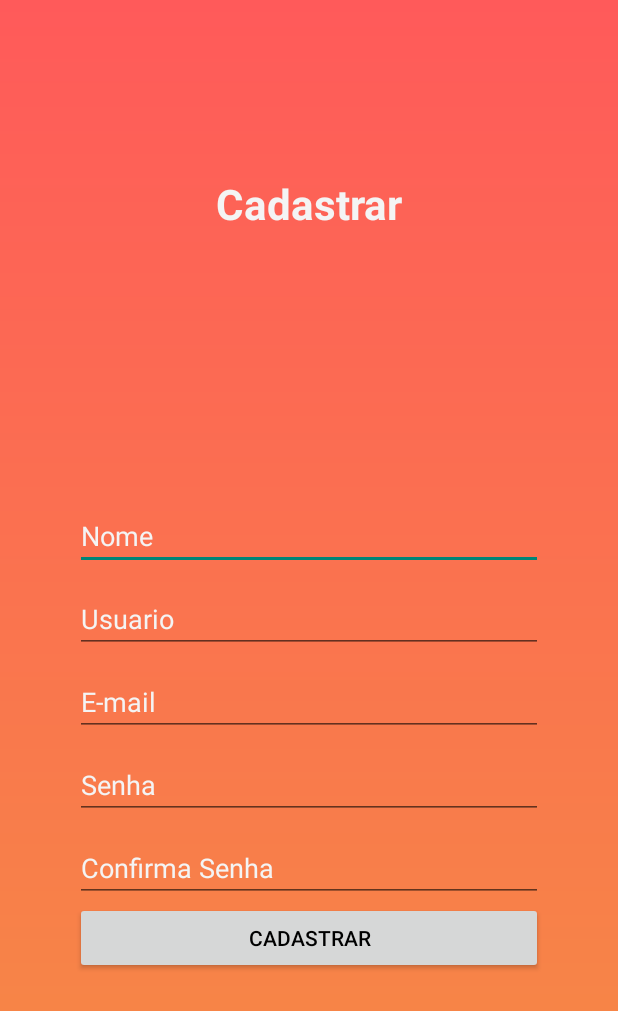
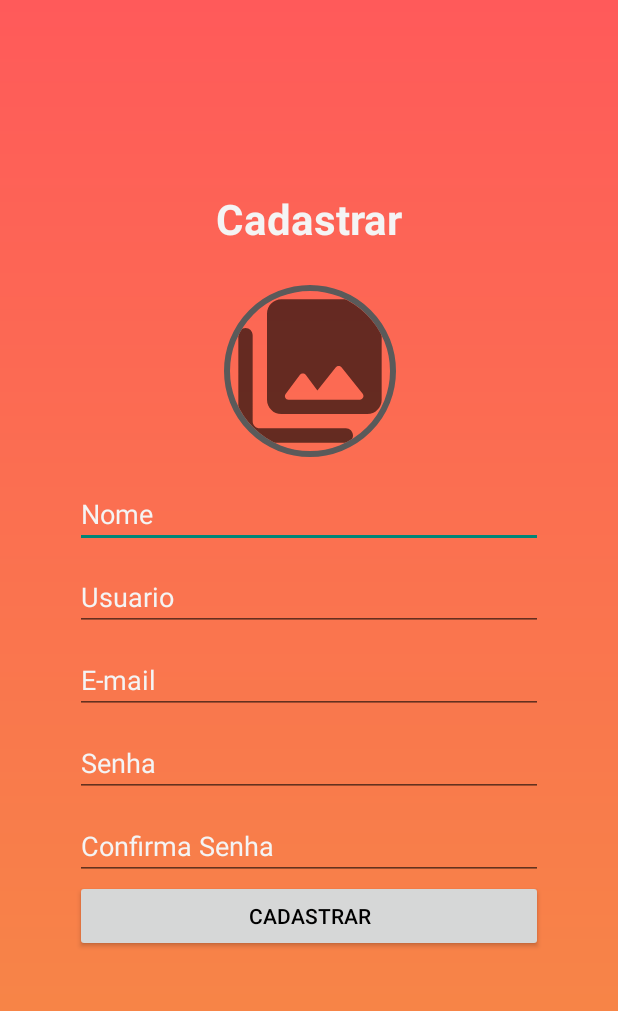
Before and after one commit to victorborges97/moviequiz-kotlin-android, an Android app: the RegisterActivity screen opened directly, with no data from a screen before it, on a phone screen of 412 x 824 dp. Shown: the top 1011 px of the screen. Run offline under Robolectric (Android 15) with nearby library versions, the phone set to English and light mode, and no system bars; our stand-ins replace CircleImageView, Firebase (no records; nobody signed in at launch, a user with empty details on screens opened directly); pictures from the network do not load; Roboto replaces fonts that are not available here.

```diff
--- a/app/build.gradle
+++ b/app/build.gradle
@@ -54,4 +54,5 @@ dependencies {
     androidTestImplementation 'androidx.test.espresso:espresso-core:3.4.0'
 
     implementation 'com.squareup.picasso:picasso:2.71828'
+    implementation 'de.hdodenhof:circleimageview:3.1.0'
 }
--- /dev/null
+++ b/app/src/main/res/drawable/ic_galery.xml
@@ -0,0 +1,10 @@
+<vector xmlns:android="http://schemas.android.com/apk/res/android"
+    android:width="24dp"
+    android:height="24dp"
+    android:viewportWidth="24"
+    android:viewportHeight="24"
+    android:tint="?attr/colorControlNormal">
+  <path
+      android:fillColor="@android:color/white"
+      android:pathData="M22,16L22,4c0,-1.1 -0.9,-2 -2,-2L8,2c-1.1,0 -2,0.9 -2,2v12c0,1.1 0.9,2 2,2h12c1.1,0 2,-0.9 2,-2zM11.4,12.53l1.63,2.18 2.58,-3.22c0.2,-0.25 0.58,-0.25 0.78,0l2.96,3.7c0.26,0.33 0.03,0.81 -0.39,0.81L9,16c-0.41,0 -0.65,-0.47 -0.4,-0.8l2,-2.67c0.2,-0.26 0.6,-0.26 0.8,0zM2,7v13c0,1.1 0.9,2 2,2h13c0.55,0 1,-0.45 1,-1s-0.45,-1 -1,-1L5,20c-0.55,0 -1,-0.45 -1,-1L4,7c0,-0.55 -0.45,-1 -1,-1s-1,0.45 -1,1z"/>
+</vector>
--- a/app/src/main/res/layout/activity_register.xml
+++ b/app/src/main/res/layout/activity_register.xml
@@ -32,16 +32,20 @@
             app:layout_constraintStart_toStartOf="parent"
             app:layout_constraintTop_toTopOf="parent" />
 
-        <ImageView
+        <de.hdodenhof.circleimageview.CircleImageView
+            xmlns:app="http://schemas.android.com/apk/res-auto"
+            android:id="@+id/imageView"
+            android:layout_width="125dp"
+            android:layout_height="125dp"
             android:layout_marginTop="20dp"
-            android:id="@+id/imageView"
-            android:layout_width="150dp"
-            android:layout_height="150dp"
-            app:layout_constraintBottom_toTopOf="@+id/etNome"
-            app:layout_constraintEnd_toEndOf="parent"
-            app:layout_constraintStart_toStartOf="parent"
-            app:layout_constraintTop_toBottomOf="@+id/titulo_register" />
-
+            android:padding="5dp"
+            android:src="@drawable/ic_galery"
+            app:civ_border_width="4dp"
+            app:civ_border_color="#5A5A5A"
+            app:civ_circle_background_color="@color/white"
+            app:layout_constraintEnd_toEndOf="@+id/titulo_register"
+            app:layout_constraintStart_toStartOf="@+id/titulo_register"
+            app:layout_constraintTop_toBottomOf="@+id/titulo_register"/>
 
         <com.google.android.material.textfield.TextInputEditText
             android:id="@+id/etNome"
--- a/app/src/main/res/layout/bottom_navigation_coordinator.xml
+++ b/app/src/main/res/layout/bottom_navigation_coordinator.xml
@@ -29,7 +29,7 @@
     </com.google.android.material.bottomappbar.BottomAppBar>
 
     <com.google.android.material.floatingactionbutton.FloatingActionButton
-        android:id="@+id/fab"
+        android:id="@+id/fabCoord"
         android:layout_width="wrap_content"
         android:layout_height="wrap_content"
         android:backgroundTint="@color/colorPrimary"
--- a/app/src/main/res/layout/row_movie_card.xml
+++ b/app/src/main/res/layout/row_movie_card.xml
@@ -5,8 +5,10 @@
     android:layout_width="match_parent"
     android:layout_height="wrap_content"
     android:background="#F4F4F4"
-    app:cardCornerRadius="25dp"
+    app:cardCornerRadius="100dp"
+
     android:layout_margin="10dp"
+    android:elevation="5dp"
     android:id="@+id/row_post_movie"
     app:layout_constraintBottom_toBottomOf="parent"
     app:layout_constraintEnd_toEndOf="parent"
```
Also changed, not shown: app/src/main/java/com/example/moviequiz/adapters/FeedAdapter.kt (+14 -0 lines), app/src/main/java/com/example/moviequiz/fragments/FeedFragment.kt (+3 -7 lines), app/src/main/java/com/example/moviequiz/models/MovieChoice.kt (+8 -4 lines), app/src/main/java/com/example/moviequiz/models/Post.kt (+32 -10 lines), app/src/main/java/com/example/moviequiz/models/User.kt (+15 -7 lines), app/src/main/java/com/example/moviequiz/repository/FirebaseRepository.kt (+24 -0 lines), app/src/main/java/com/example/moviequiz/views/MainActivity.kt (+53 -0 lines), app/src/main/java/com/example/moviequiz/views/RegisterActivity.kt (+9 -6 lines), app/src/main/res/drawable/ripple.xml (added, +8 -0 lines), app/src/main/res/drawable/shap_radius_65dp.xml (added, +18 -0 lines), app/src/main/res/layout/card_post.xml (+20 -29 lines), app/src/main/java/com/example/moviequiz/Uteis/Uteis.kt (line endings or trailing spaces).
